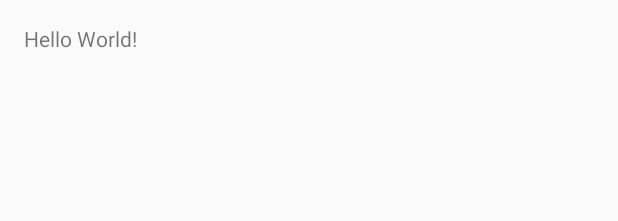
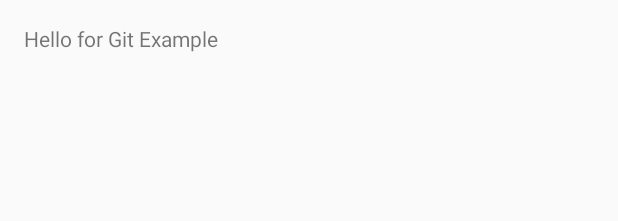
Before and after one commit to pkse4080/gitexample, an Android app: the layout activity_git_example.xml on its own in the app's theme, with its tools: preview values and no code run, on a phone screen of 412 x 824 dp. Shown: the top 221 px of the screen. Run offline under Robolectric (Android 15) with nearby library versions, the phone set to English and light mode, and no system bars.

Commit message:
change hello world to hello for Git Example

```diff
--- a/app/src/main/res/layout/activity_git_example.xml
+++ b/app/src/main/res/layout/activity_git_example.xml
@@ -12,5 +12,5 @@
     <TextView
         android:layout_width="wrap_content"
         android:layout_height="wrap_content"
-        android:text="Hello World!" />
+        android:text="@string/hellolabel" />
 </RelativeLayout>
--- a/app/src/main/res/values/strings.xml
+++ b/app/src/main/res/values/strings.xml
@@ -1,3 +1,4 @@
 <resources>
     <string name="app_name">Git Example Application</string>
+    <string name="hellolabel">Hello for Git Example</string>
 </resources>
```
